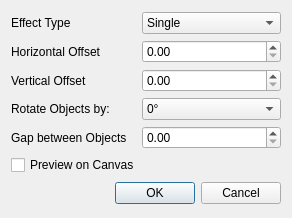
This is scribus/plugins/tools/2geomtools/pathalongpath/pathdialogbase.ui in scribusproject/scribus as Qt 5 draws it before an edit. The edited form follows.
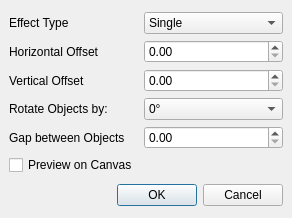
This is the edited form. Custom widgets are drawn as their Qt base class.

Commit message: #16430: Unify margins and spacing for dialogs, set 2 <bubu>

```diff
--- a/scribus/plugins/tools/2geomtools/pathalongpath/pathdialogbase.ui
+++ b/scribus/plugins/tools/2geomtools/pathalongpath/pathdialogbase.ui
@@ -12,7 +12,19 @@
   <property name="windowTitle" >
    <string>Path along Path</string>
   </property>
-  <layout class="QVBoxLayout" name="verticalLayout" >
+  <layout class="QVBoxLayout" name="verticalLayout">
+   <property name="leftMargin">
+    <number>9</number>
+   </property>
+   <property name="topMargin">
+    <number>9</number>
+   </property>
+   <property name="rightMargin">
+    <number>9</number>
+   </property>
+   <property name="bottomMargin">
+    <number>9</number>
+   </property>
    <item>
     <layout class="QGridLayout" name="gridLayout" >
      <item row="0" column="0" >
```
Left out of the diff: 97 changed lines with no effect on the pictures. The commit also changes 7 other files.
